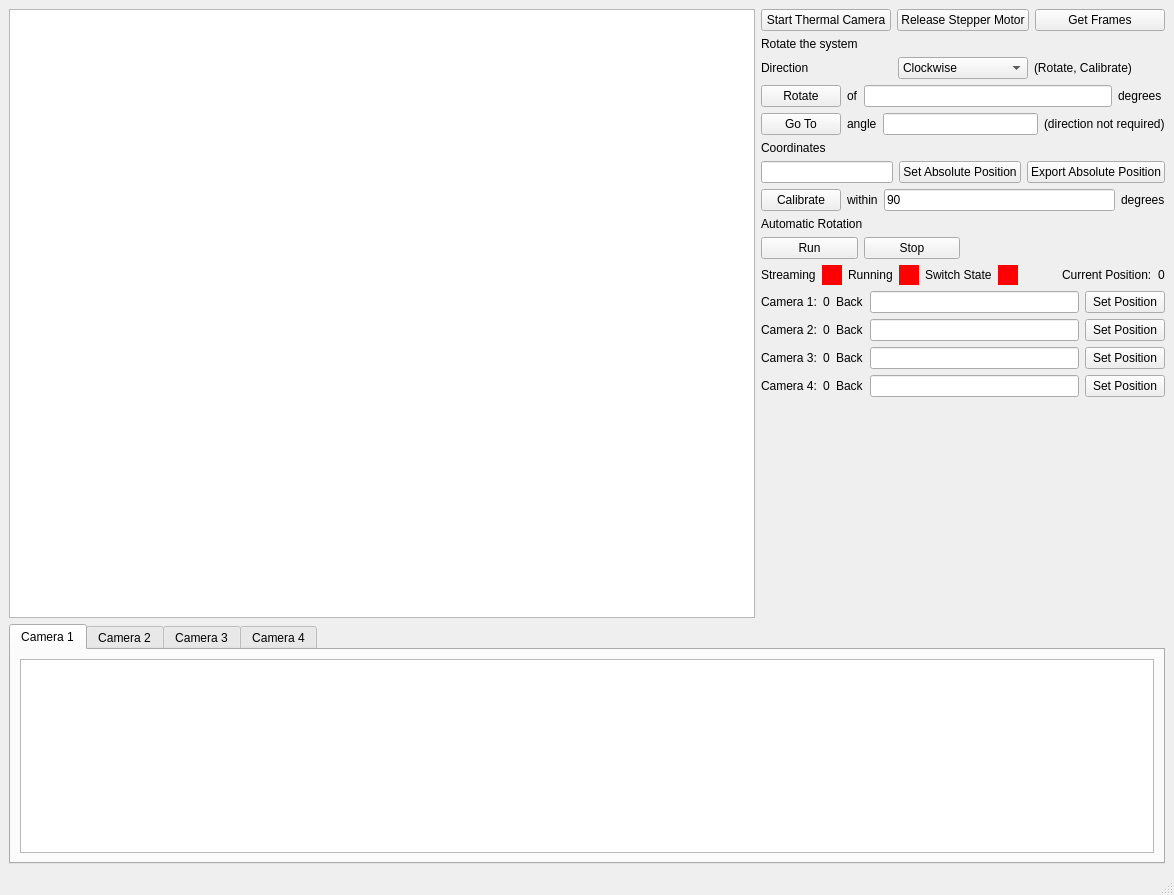
Qt form coldroom/thermal_camera.ui (pisaoutertracker/integration_tools) before a commit.
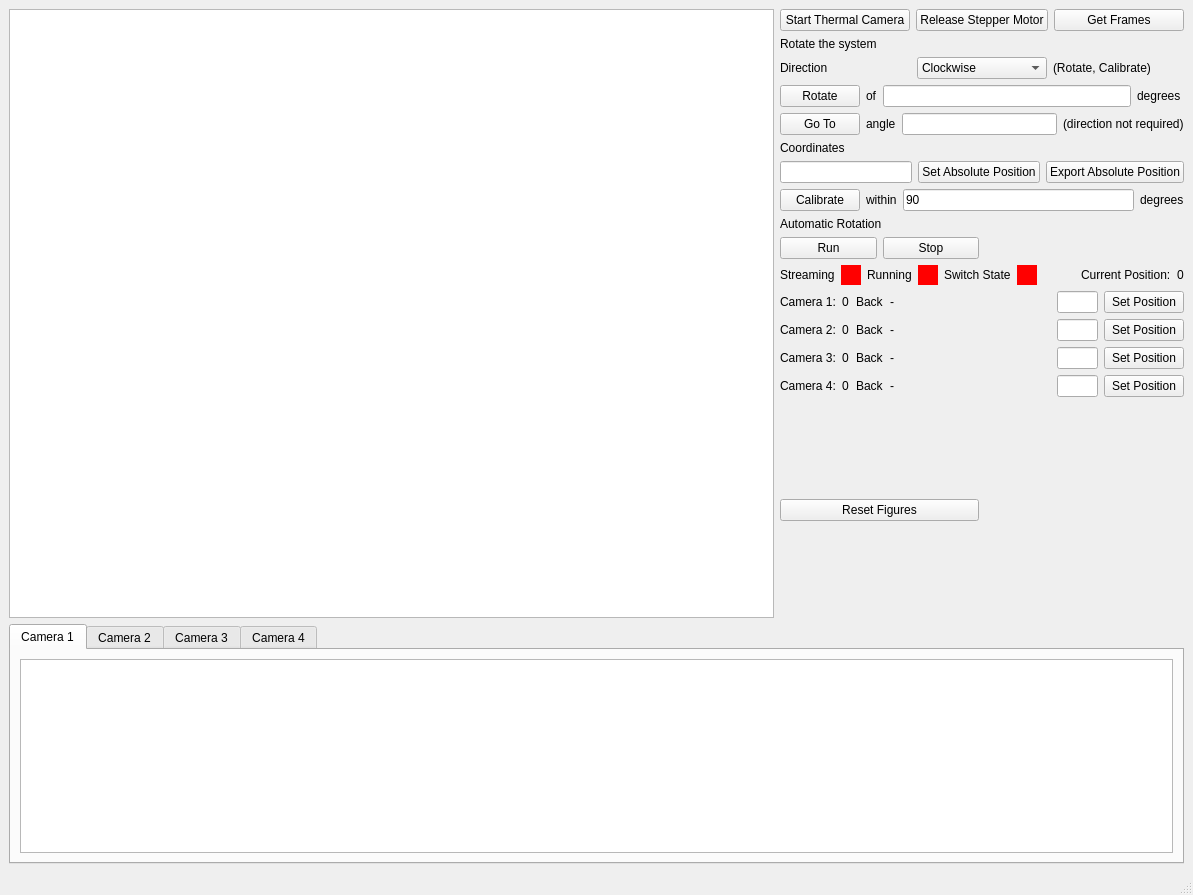
The same form after that commit.

Commit message: Thermal Camera improvements

The edit to the form file:
```diff
--- a/coldroom/thermal_camera.ui
+++ b/coldroom/thermal_camera.ui
@@ -16,7 +16,14 @@
   <widget class="QWidget" name="centralwidget">
    <layout class="QGridLayout" name="gridLayout_4">
     <item row="0" column="0" rowspan="13">
-     <widget class="QGraphicsView" name="graphicsView"/>
+     <widget class="QGraphicsView" name="graphicsView">
+      <property name="minimumSize">
+       <size>
+        <width>695</width>
+        <height>584</height>
+       </size>
+      </property>
+     </widget>
     </item>
     <item row="0" column="1" colspan="2">
      <layout class="QHBoxLayout" name="horizontalLayout">
@@ -356,13 +363,32 @@
        </widget>
       </item>
       <item row="0" column="3">
-       <widget class="QLineEdit" name="camera_pos_le_1">
+       <widget class="QLabel" name="camera_module_label_1">
+        <property name="minimumSize">
+         <size>
+          <width>161</width>
+          <height>0</height>
+         </size>
+        </property>
         <property name="text">
-         <string/>
+         <string>-</string>
         </property>
        </widget>
       </item>
       <item row="0" column="4">
+       <widget class="QLineEdit" name="camera_pos_le_1">
+        <property name="maximumSize">
+         <size>
+          <width>41</width>
+          <height>16777215</height>
+         </size>
+        </property>
+        <property name="text">
+         <string/>
+        </property>
+       </widget>
+      </item>
+      <item row="0" column="5">
        <widget class="QPushButton" name="camera_set_pos_button_1">
         <property name="text">
          <string>Set Position</string>
@@ -391,13 +417,32 @@
        </widget>
       </item>
       <item row="1" column="3">
-       <widget class="QLineEdit" name="camera_pos_le_2">
+       <widget class="QLabel" name="camera_module_label_2">
+        <property name="minimumSize">
+         <size>
+          <width>161</width>
+          <height>0</height>
+         </size>
+        </property>
         <property name="text">
-         <string/>
+         <string>-</string>
         </property>
        </widget>
       </item>
       <item row="1" column="4">
+       <widget class="QLineEdit" name="camera_pos_le_2">
+        <property name="maximumSize">
+         <size>
+          <width>41</width>
+          <height>16777215</height>
+         </size>
+        </property>
+        <property name="text">
+         <string/>
+        </property>
+       </widget>
+      </item>
+      <item row="1" column="5">
        <widget class="QPushButton" name="camera_set_pos_button_2">
         <property name="text">
          <string>Set Position</string>
@@ -426,13 +471,32 @@
        </widget>
       </item>
       <item row="2" column="3">
-       <widget class="QLineEdit" name="camera_pos_le_3">
+       <widget class="QLabel" name="camera_module_label_3">
+        <property name="minimumSize">
+         <size>
+          <width>151</width>
+          <height>0</height>
+         </size>
+        </property>
         <property name="text">
-         <string/>
+         <string>-</string>
         </property>
        </widget>
       </item>
       <item row="2" column="4">
+       <widget class="QLineEdit" name="camera_pos_le_3">
+        <property name="maximumSize">
+         <size>
+          <width>41</width>
+          <height>16777215</height>
+         </size>
+        </property>
+        <property name="text">
+         <string/>
+        </property>
+       </widget>
+      </item>
+      <item row="2" column="5">
        <widget class="QPushButton" name="camera_set_pos_button_3">
         <property name="text">
          <string>Set Position</string>
@@ -461,13 +525,32 @@
        </widget>
       </item>
       <item row="3" column="3">
-       <widget class="QLineEdit" name="camera_pos_le_4">
+       <widget class="QLabel" name="camera_module_label_4">
+        <property name="minimumSize">
+         <size>
+          <width>161</width>
+          <height>0</height>
+         </size>
+        </property>
         <property name="text">
-         <string/>
+         <string>-</string>
         </property>
        </widget>
       </item>
       <item row="3" column="4">
+       <widget class="QLineEdit" name="camera_pos_le_4">
+        <property name="maximumSize">
+         <size>
+          <width>41</width>
+          <height>16777215</height>
+         </size>
+        </property>
+        <property name="text">
+         <string/>
+        </property>
+       </widget>
+      </item>
+      <item row="3" column="5">
        <widget class="QPushButton" name="camera_set_pos_button_4">
         <property name="text">
          <string>Set Position</string>
@@ -500,7 +583,14 @@
        </attribute>
        <layout class="QGridLayout" name="gridLayout_2">
         <item row="0" column="0">
-         <widget class="QGraphicsView" name="graphics_1"/>
+         <widget class="QGraphicsView" name="graphics_1">
+          <property name="minimumSize">
+           <size>
+            <width>1153</width>
+            <height>0</height>
+           </size>
+          </property>
+         </widget>
         </item>
        </layout>
       </widget>
@@ -536,6 +626,13 @@
       </widget>
      </widget>
     </item>
+    <item row="12" column="1">
+     <widget class="QPushButton" name="reset_figures_PB">
+      <property name="text">
+       <string>Reset Figures</string>
+      </property>
+     </widget>
+    </item>
    </layout>
   </widget>
   <widget class="QMenuBar" name="menubar">
```
The commit also changes 2 other files.
